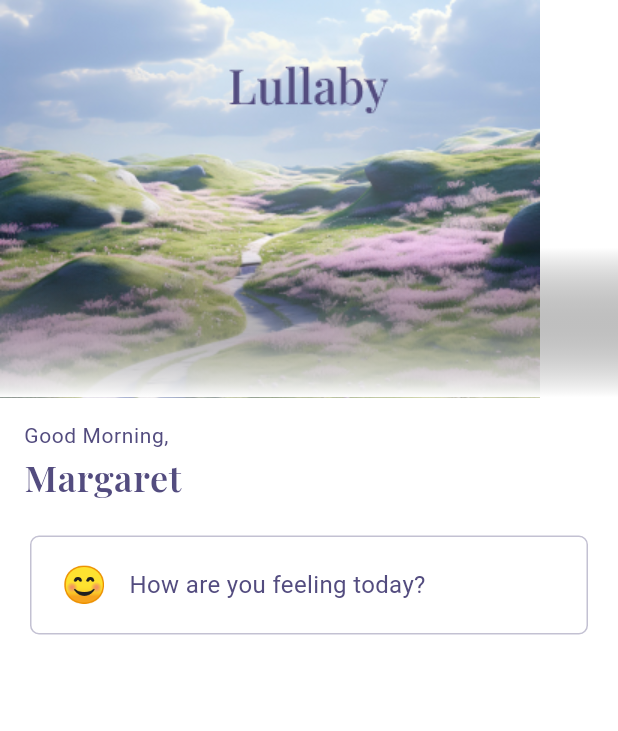
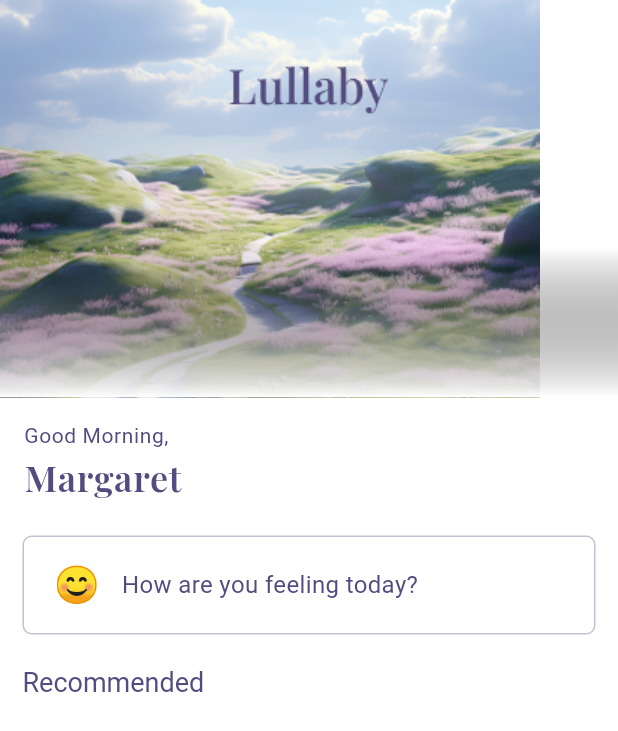
Before and after one commit to noelg-cj/Lullaby, a Flutter app: the Home screen opened directly, on a phone screen of 412 x 824 dp. Shown: the top 731 px of the screen. Run offline on Flutter 3.47's test engine with Material 3 defaults, Android fonts, the phone set to English and light mode, and no system bars.

Commit message:
Themes and blog post updated

```diff
--- a/frontend/lib/pages/Home.dart
+++ b/frontend/lib/pages/Home.dart
@@ -53,7 +53,7 @@ class Home extends StatelessWidget {
             ),
           ),
           Padding(
-            padding: const EdgeInsets.symmetric(horizontal: 20, vertical: 5),
+            padding: const EdgeInsets.symmetric(horizontal: 15, vertical: 5),
             child: Container(
               padding: EdgeInsets.symmetric(horizontal: 20, vertical: 15),
               decoration: BoxDecoration(
@@ -76,9 +76,17 @@ class Home extends StatelessWidget {
                       "How are you feeling today?",
                       style: Theme.of(context).textTheme.bodyMedium
                     ),
-                  )
+                  ),
                 ],
               ),
+            ),
+          ),
+          const SizedBox(height: 15),
+          Padding(
+            padding: const EdgeInsets.only(left: 15),
+            child: Text(
+              "Recommended",
+              style: Theme.of(context).textTheme.headlineMedium
             ),
           )
         ],
--- a/frontend/lib/theme/Theme.dart
+++ b/frontend/lib/theme/Theme.dart
@@ -11,9 +11,13 @@ ThemeData lightTheme = ThemeData(
     background: Color(0xffF2F1F8)
   ),
   textTheme: const TextTheme(
+    headlineMedium: TextStyle(
+      color: textColor,
+      fontSize: 18
+    ),
     bodySmall: TextStyle(
       color: textColor,
-      fontSize: 14
+      fontSize: 14,
     ),
     bodyMedium: const TextStyle(
       fontSize: 16,
```
Also changed, not shown: frontend/assets/images/blog_bg.png.
